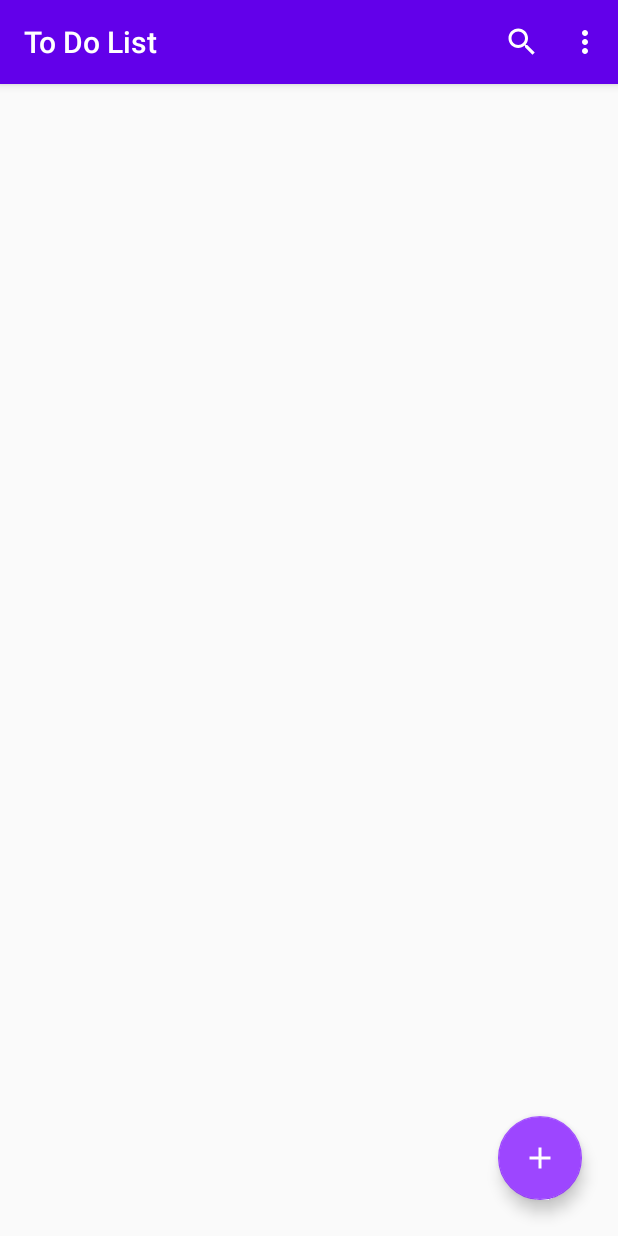
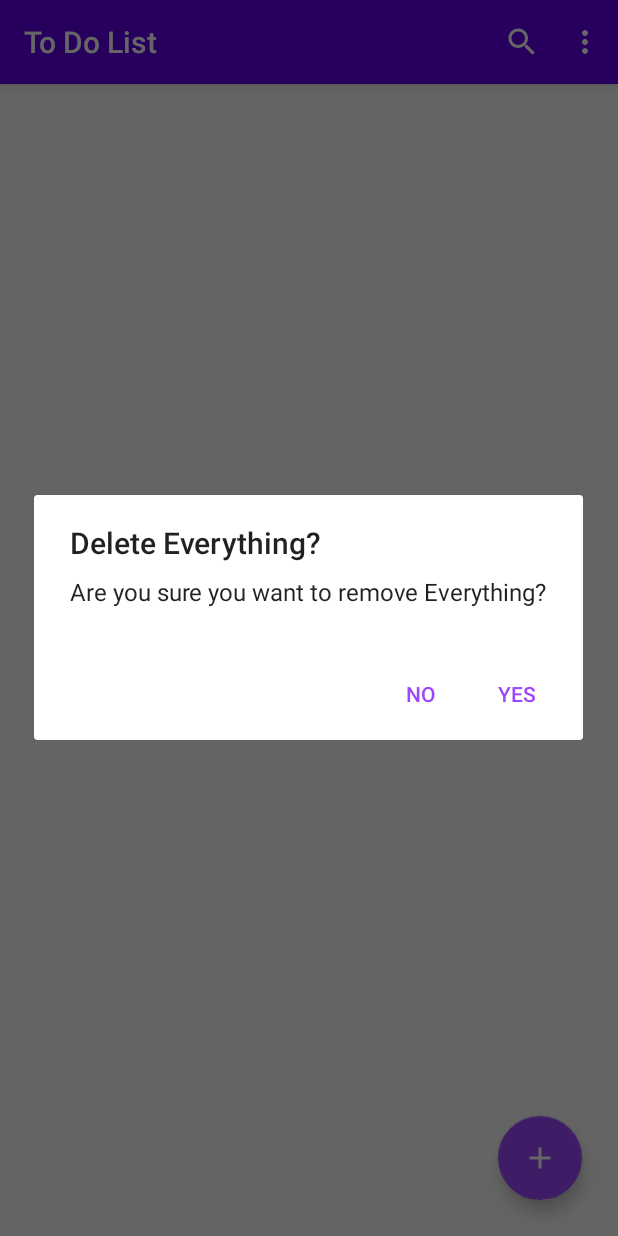
Before and after one commit to AsgarovElchin/To-Do-app, an Android app: the screen it shows after launch (MainActivity), in the options menu, after a tap on "Delete All", on a phone screen of 412 x 824 dp. Run offline under Robolectric (Android 15) with nearby library versions, the phone set to English and light mode, and no system bars; our stand-ins replace Room's generated code, navigation-ui.

Commit message:
delete everything from db func done

```diff
--- a/app/src/main/java/com/elchinasgarov/data/ToDoDao.kt
+++ b/app/src/main/java/com/elchinasgarov/data/ToDoDao.kt
@@ -18,4 +18,7 @@ interface ToDoDao {
 
     @Delete
     suspend fun deleteItem(toDoData: ToDoData)
+
+    @Query("DELETE FROM todo_table")
+    suspend fun deleteAll()
 }
--- a/app/src/main/java/com/elchinasgarov/data/viewmodel/ToDoViewModel.kt
+++ b/app/src/main/java/com/elchinasgarov/data/viewmodel/ToDoViewModel.kt
@@ -37,5 +37,10 @@ class ToDoViewModel(application: Application) : AndroidViewModel(application) {
             repository.deleteItem(toDoData)
         }
     }
+    fun deleteAll(){
+        viewModelScope.launch(Dispatchers.IO) {
+            repository.deleteAll()
+        }
+    }
 
 }
--- a/app/src/main/java/com/elchinasgarov/fragments/list/ListFragment.kt
+++ b/app/src/main/java/com/elchinasgarov/fragments/list/ListFragment.kt
@@ -1,7 +1,9 @@
 package com.elchinasgarov.fragments.list
 
+import android.app.AlertDialog
 import android.os.Bundle
 import android.view.*
+import android.widget.Toast
 import androidx.core.view.MenuHost
 import androidx.core.view.MenuProvider
 import androidx.fragment.app.Fragment
@@ -35,7 +37,7 @@ class ListFragment : Fragment(R.layout.fragment_list) {
         binding.listRecyclerView.adapter = adapter
         binding.listRecyclerView.layoutManager = LinearLayoutManager(requireActivity())
 
-        mToDoViewModel.getAllData.observe(viewLifecycleOwner, Observer { data->
+        mToDoViewModel.getAllData.observe(viewLifecycleOwner, Observer { data ->
             adapter.submitList(data)
         })
 
@@ -52,6 +54,9 @@ class ListFragment : Fragment(R.layout.fragment_list) {
             }
 
             override fun onMenuItemSelected(menuItem: MenuItem): Boolean {
+                if (menuItem.itemId == R.id.menu_delete_all) {
+                    confirmRemoval()
+                }
                 return true
 
             }
@@ -60,5 +65,18 @@ class ListFragment : Fragment(R.layout.fragment_list) {
         }, viewLifecycleOwner, Lifecycle.State.RESUMED)
     }
 
+    private fun confirmRemoval() {
+        val builder = AlertDialog.Builder(requireContext())
+        builder.setPositiveButton("Yes") { _, _ ->
+            mToDoViewModel.deleteAll()
+            Toast.makeText(requireContext(), "Successfully Removed Everything", Toast.LENGTH_SHORT)
+                .show()
+        }
+        builder.setNegativeButton("No") { _, _ -> }
+        builder.setTitle("Delete Everything?")
+        builder.setMessage("Are you sure you want to remove Everything?")
+        builder.create().show()
+    }
+
 
 }
--- a/app/src/main/java/com/elchinasgarov/repository/ToDoRepository.kt
+++ b/app/src/main/java/com/elchinasgarov/repository/ToDoRepository.kt
@@ -16,4 +16,7 @@ class ToDoRepository(private val toDoDao: ToDoDao) {
     suspend fun deleteItem(toDoData: ToDoData){
         toDoDao.deleteItem(toDoData)
     }
+    suspend fun deleteAll(){
+        toDoDao.deleteAll()
+    }
 }
```
